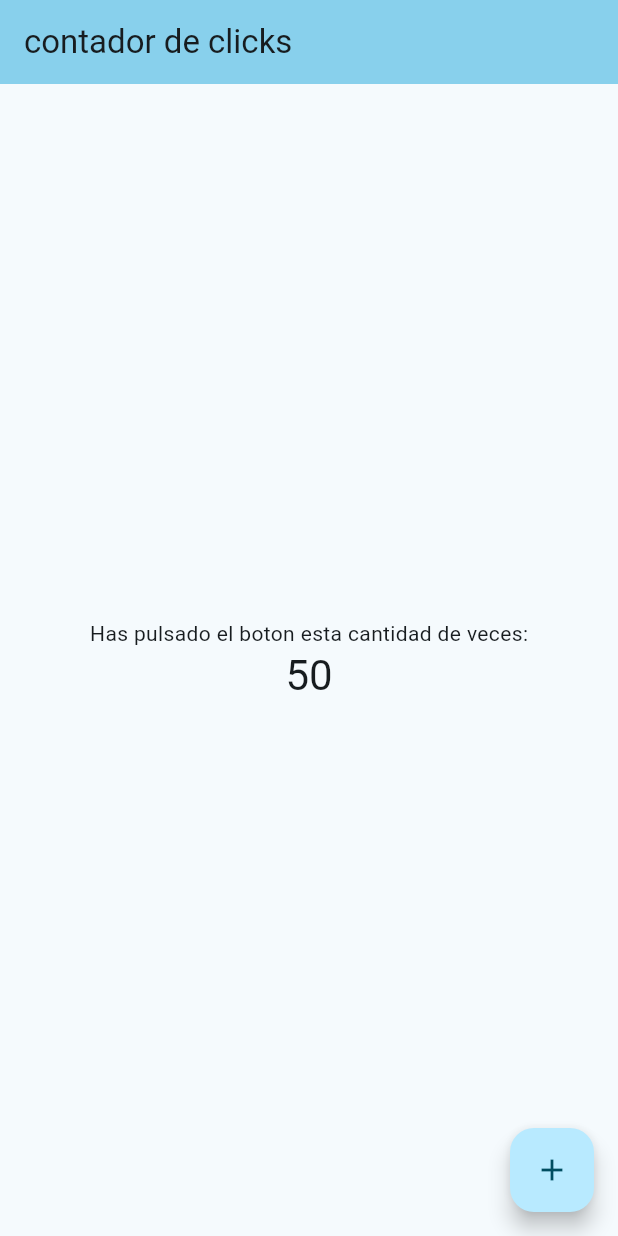
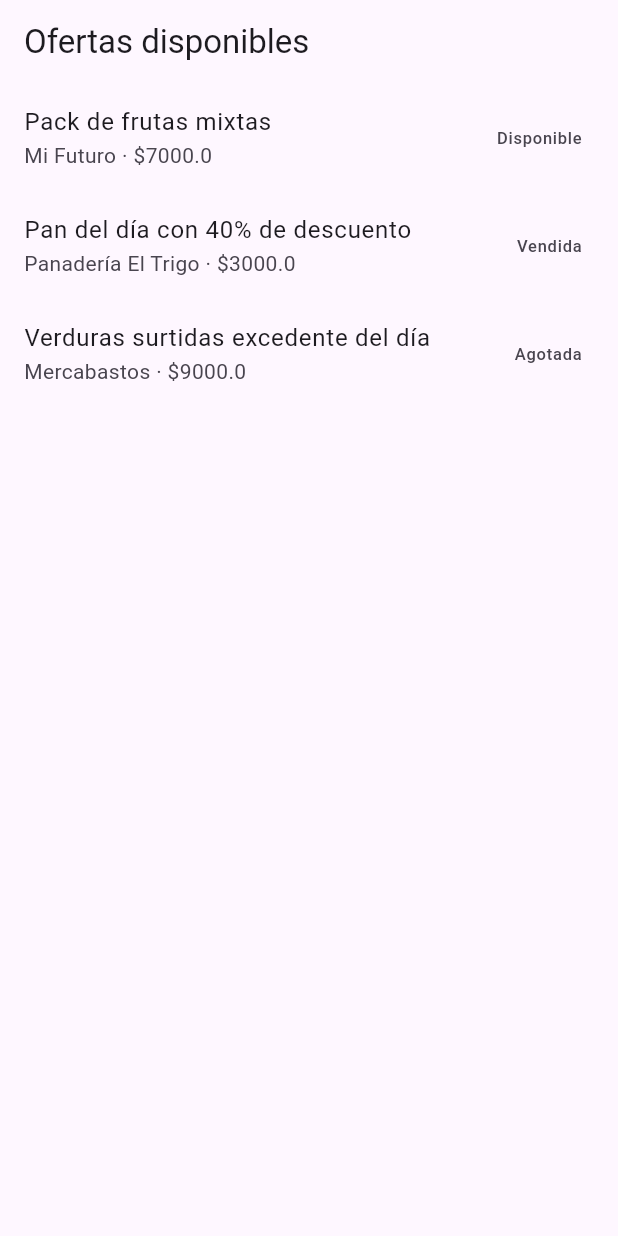
Before and after one commit to Mary-Sstella/mi_primera_app, a Flutter app: the screen it shows after launch, on a phone screen of 412 x 824 dp. Run offline on Flutter 3.47's test engine with Material 3 defaults, Android fonts, the phone set to English and light mode, and no system bars; our stand-ins replace freezed_annotation.

Commit message:
Implementacion dominio de ofertas y CI

```diff
--- /dev/null
+++ b/lib/features/ofertas/data/ofertas_locales.dart
@@ -0,0 +1,69 @@
+//usado para leer el ofertas.json y convertirlo en una lista de ofertas
+
+import 'dart:convert';
+
+import 'package:flutter/services.dart'
+    show
+        rootBundle; //se usa para cargar archivos de recursos en Flutter, como archivos JSON, imágenes, etc.
+import 'package:mi_primera_app/core/json.dart';
+import 'package:mi_primera_app/features/ofertas/domain/estado_oferta.dart';
+import 'package:mi_primera_app/features/ofertas/domain/oferta.dart';
+import 'package:mi_primera_app/features/ofertas/domain/ofertas_repository.dart';
+
+typedef LectorDeAssets = Future<String> Function(String ruta);
+
+class OfertasLocales implements OfertasRepository {
+  OfertasLocales({
+    LectorDeAssets? lector,
+    this.ruta = 'assets/data/ofertas.json',
+  }) : _lector = lector ?? rootBundle.loadString;
+
+  final LectorDeAssets _lector;
+  final String ruta;
+
+  List<Oferta>? _cache;
+
+  @override
+  Future<List<Oferta>> obtenerTodas() async {
+    final guardado = _cache;
+
+    if (guardado != null) {
+      return guardado;
+    }
+
+    final crudo = await _lector(ruta);
+    final decodificado = jsonDecode(crudo);
+
+    if (decodificado is! List) {
+      throw const CampoInvalido(
+        '(raíz)',
+        'el archivo debe contener una lista',
+        null,
+      );
+    }
+
+    return _cache = decodificado
+        .map((e) => Oferta.fromJson(e as Map<String, dynamic>))
+        .toList(growable: false);
+  }
+
+  @override
+  Future<Oferta?> obtenerPorId(String id) async {
+    for (final oferta in await obtenerTodas()) {
+      if (oferta.id == id) {
+        return oferta;
+      }
+    }
+
+    return null;
+  }
+
+  @override
+  Future<List<Oferta>> obtenerDisponibles() async {
+    final ofertas = await obtenerTodas();
+
+    return ofertas
+        .where((oferta) => oferta.estado is Disponible)
+        .toList(growable: false);
+  }
+}
--- /dev/null
+++ b/lib/features/ofertas/domain/estado_oferta.dart
@@ -0,0 +1,137 @@
+import 'package:mi_primera_app/core/json.dart';
+
+sealed class EstadoOferta {
+  const EstadoOferta();
+
+  factory EstadoOferta.fromJson(Map<String, dynamic> json) {
+    final tipo = leerTexto(json, 'tipo');
+
+    return switch (tipo) {
+      'disponible' => Disponible(
+        cantidadDisponible: leerEntero(json, 'cantidadDisponible'),
+        fechaLimite: leerFecha(json, 'fechaLimite'),
+      ),
+
+      'vendida' => Vendida(
+        comprador: leerTexto(json, 'comprador'),
+        horaVenta: leerFecha(json, 'horaVenta'),
+      ),
+
+      'agotada' => Agotada(horaAgotada: leerFecha(json, 'horaAgotada')),
+
+      'vencida' => Vencida(
+        fechaVencimiento: leerFecha(json, 'fechaVencimiento'),
+      ),
+
+      _ => throw CampoInvalido('estado.tipo', 'no es un estado conocido', tipo),
+    };
+  }
+
+  Map<String, dynamic> toJson() => switch (this) {
+    Disponible(:final cantidadDisponible, :final fechaLimite) => {
+      'tipo': 'disponible',
+      'cantidadDisponible': cantidadDisponible,
+      'fechaLimite': fechaLimite.toIso8601String(),
+    },
+
+    Vendida(:final comprador, :final horaVenta) => {
+      'tipo': 'vendida',
+      'comprador': comprador,
+      'horaVenta': horaVenta.toIso8601String(),
+    },
+
+    Agotada(:final horaAgotada) => {
+      'tipo': 'agotada',
+      'horaAgotada': horaAgotada.toIso8601String(),
+    },
+
+    Vencida(:final fechaVencimiento) => {
+      'tipo': 'vencida',
+      'fechaVencimiento': fechaVencimiento.toIso8601String(),
+    },
+  };
+
+  String get etiqueta => switch (this) {
+    Disponible() => 'Disponible',
+    Vendida() => 'Vendida',
+    Agotada() => 'Agotada',
+    Vencida() => 'Vencida',
+  };
+}
+
+final class Disponible extends EstadoOferta {
+  const Disponible({
+    required this.cantidadDisponible,
+    required this.fechaLimite,
+  });
+
+  final int cantidadDisponible;
+  final DateTime fechaLimite;
+
+  @override
+  bool operator ==(Object other) =>
+      identical(this, other) ||
+      other is Disponible &&
+          other.cantidadDisponible == cantidadDisponible &&
+          other.fechaLimite == fechaLimite;
+
+  @override
+  int get hashCode => Object.hash(runtimeType, cantidadDisponible, fechaLimite);
+
+  @override
+  String toString() => 'Disponible($cantidadDisponible, $fechaLimite)';
+}
+
+final class Vendida extends EstadoOferta {
+  const Vendida({required this.comprador, required this.horaVenta});
+
+  final String comprador;
+  final DateTime horaVenta;
+
+  @override
+  bool operator ==(Object other) =>
+      identical(this, other) ||
+      other is Vendida &&
+          other.comprador == comprador &&
+          other.horaVenta == horaVenta;
+
+  @override
+  int get hashCode => Object.hash(runtimeType, comprador, horaVenta);
+
+  @override
+  String toString() => 'Vendida($comprador, $horaVenta)';
+}
+
+final class Agotada extends EstadoOferta {
+  const Agotada({required this.horaAgotada});
+
+  final DateTime horaAgotada;
+
+  @override
+  bool operator ==(Object other) =>
+      identical(this, other) ||
+      other is Agotada && other.horaAgotada == horaAgotada;
+
+  @override
+  int get hashCode => Object.hash(runtimeType, horaAgotada);
+
+  @override
+  String toString() => 'Agotada($horaAgotada)';
+}
+
+final class Vencida extends EstadoOferta {
+  const Vencida({required this.fechaVencimiento});
+
+  final DateTime fechaVencimiento;
+
+  @override
+  bool operator ==(Object other) =>
+      identical(this, other) ||
+      other is Vencida && other.fechaVencimiento == fechaVencimiento;
+
+  @override
+  int get hashCode => Object.hash(runtimeType, fechaVencimiento);
+
+  @override
+  String toString() => 'Vencida($fechaVencimiento)';
+}
--- /dev/null
+++ b/lib/features/ofertas/domain/oferta.dart
@@ -0,0 +1,71 @@
+import 'package:freezed_annotation/freezed_annotation.dart';
+
+import 'package:mi_primera_app/core/json.dart';
+import 'package:mi_primera_app/features/ofertas/domain/estado_oferta.dart';
+import 'package:mi_primera_app/features/ofertas/domain/ubicacion.dart';
+
+part 'oferta.freezed.dart';
+
+@Freezed(fromJson: false, toJson: false)
+abstract class Oferta with _$Oferta {
+  const factory Oferta({
+    required String id,
+    required String titulo,
+    required String descripcion,
+    required double precioOriginal,
+    required double precioOferta,
+    required String negocio,
+    required Ubicacion ubicacion,
+    required DateTime creadoEn,
+    required EstadoOferta estado,
+    @Default(<String>[]) List<String> fotos,
+  }) = _Oferta;
+
+  // Constructor privado necesario para poder agregar
+  // nuestras propias reglas de negocio.
+  const Oferta._();
+
+  // JSON escrito a mano para conservar nuestros CampoInvalido.
+  factory Oferta.fromJson(Map<String, dynamic> json) => Oferta(
+    id: leerTexto(json, 'id'),
+    titulo: leerTexto(json, 'titulo'),
+    descripcion: leerTexto(json, 'descripcion'),
+    precioOriginal: leerDecimal(json, 'precioOriginal'),
+    precioOferta: leerDecimal(json, 'precioOferta'),
+    negocio: leerTexto(json, 'negocio'),
+    ubicacion: Ubicacion.fromJson(leerMapa(json, 'ubicacion')),
+    creadoEn: leerFecha(json, 'creadoEn'),
+    estado: EstadoOferta.fromJson(leerMapa(json, 'estado')),
+    fotos: leerTextos(json, 'fotos'),
+  );
+
+  // JSON escrito a mano.
+  Map<String, dynamic> toJson() => {
+    'id': id,
+    'titulo': titulo,
+    'descripcion': descripcion,
+    'precioOriginal': precioOriginal,
+    'precioOferta': precioOferta,
+    'negocio': negocio,
+    'ubicacion': ubicacion.toJson(),
+    'creadoEn': creadoEn.toUtc().toIso8601String(),
+    'estado': estado.toJson(),
+    'fotos': fotos,
+  };
+
+  // Regla de negocio 1:
+  // determina si la oferta tiene descuento.
+  bool get tieneDescuento => precioOferta < precioOriginal;
+
+  // Regla de negocio 2:
+  // determina si una oferta disponible ya pasó su fecha límite.
+  bool estaVencida(DateTime ahora) {
+    if (estado is Disponible) {
+      final disponible = estado as Disponible;
+
+      return ahora.isAfter(disponible.fechaLimite);
+    }
+
+    return false;
+  }
+}
--- /dev/null
+++ b/lib/features/ofertas/domain/ofertas_repository.dart
@@ -0,0 +1,11 @@
+import 'package:mi_primera_app/features/ofertas/domain/oferta.dart';
+
+abstract interface class OfertasRepository {
+  //furure es una promesa de que se obtendrá un valor en el futuro, en este caso una lista de ofertas.
+  Future<List<Oferta>> obtenerTodas();
+
+  Future<Oferta?> obtenerPorId(String id);
+
+  Future<List<Oferta>>
+  obtenerDisponibles(); //devuelve una lista de ofertas disponibles
+}
--- a/lib/main.dart
+++ b/lib/main.dart
@@ -1,78 +1,64 @@
 import 'package:flutter/material.dart';
+import 'package:mi_primera_app/features/ofertas/data/ofertas_locales.dart';
 
 void main() {
-  runApp(const MyApp());
+  runApp(const MiPrimeraApp());
 }
 
-class MyApp extends StatelessWidget {
-  const MyApp({super.key});
+class MiPrimeraApp extends StatelessWidget {
+  const MiPrimeraApp({super.key});
 
   @override
   Widget build(BuildContext context) {
     return MaterialApp(
-      title: 'Contador App',
-      theme: ThemeData(
-
-        colorScheme: .fromSeed(
-          seedColor: const Color.fromARGB(255, 119, 175, 197),
-        ),
-      ),
-      home: const MyHomePage(title: 'Contador de clicks'),
+      debugShowCheckedModeBanner: false,
+      title: 'Ofertas',
+      home: const OfertasPage(),
     );
   }
 }
 
-class MyHomePage extends StatefulWidget {
-  const MyHomePage({super.key, required this.title});
-
-  final String title;
+class OfertasPage extends StatefulWidget {
+  const OfertasPage({super.key});
 
   @override
-  State<MyHomePage> createState() => _MyHomePageState();
+  State<OfertasPage> createState() => _OfertasPageState();
 }
 
-class _MyHomePageState extends State<MyHomePage> {
-  int _counter = 0;
-
-  @override
-  void initState() {
-    super.initState();
-    _counter = 50;
-  }
-
-  void _incrementCounter() {
-    setState(() {
-
-      _counter++;
-    });
-  }
+class _OfertasPageState extends State<OfertasPage> {
+  final OfertasLocales repositorio =
+      OfertasLocales(); //repositorio local de ofertas
 
   @override
   Widget build(BuildContext context) {
+    return Scaffold(
+      appBar: AppBar(title: const Text('Ofertas disponibles')),
+      body: FutureBuilder(
+        future: repositorio.obtenerTodas(),
+        builder: (context, snapshot) {
+          if (snapshot.connectionState == ConnectionState.waiting) {
+            return const Center(child: CircularProgressIndicator());
+          }
 
-    return Scaffold(
-      appBar: AppBar(
+          if (snapshot.hasError) {
+            return Center(child: Text('No se pudo leer:\n${snapshot.error}'));
+          }
 
-        backgroundColor: Theme.of(context).colorScheme.inversePrimary,
+          final ofertas = snapshot.data ?? [];
 
-        title: Text('contador de clicks'),
-      ),
-      body: Center(
-        child: Column(
-          mainAxisAlignment: .center,
-          children: [
-            const Text('Has pulsado el boton esta cantidad de veces:'),
-            Text(
-              '$_counter',
-              style: Theme.of(context).textTheme.headlineMedium,
-            ),
-          ],
-        ),
-      ),
-      floatingActionButton: FloatingActionButton(
-        onPressed: _incrementCounter,
-        tooltip: 'Increment',
-        child: const Icon(Icons.add),
+          return ListView.builder(
+            itemCount: ofertas.length,
+            itemBuilder: (context, index) {
+              final oferta = ofertas[index];
+
+              return ListTile(
+                title: Text(oferta.titulo),
+                subtitle: Text('${oferta.negocio} · \$${oferta.precioOferta}'),
+                trailing: Text(oferta.estado.runtimeType.toString()),
+              );
+            },
+          );
+        },
       ),
     );
   }
```
Also changed, not shown: assets/data/ofertas.json (added, +64 -0 lines), lib/core/comparaciones.dart (added, +15 -0 lines), lib/core/json.dart (added, +108 -0 lines), lib/features/ofertas/domain/ubicacion.dart (added, +45 -0 lines), pubspec.yaml (+8 -0 lines), flutter_doctor.png (deleted), lib/features/ofertas/domain/oferta.freezed.dart (added), pubspec.lock, 5 other files.
